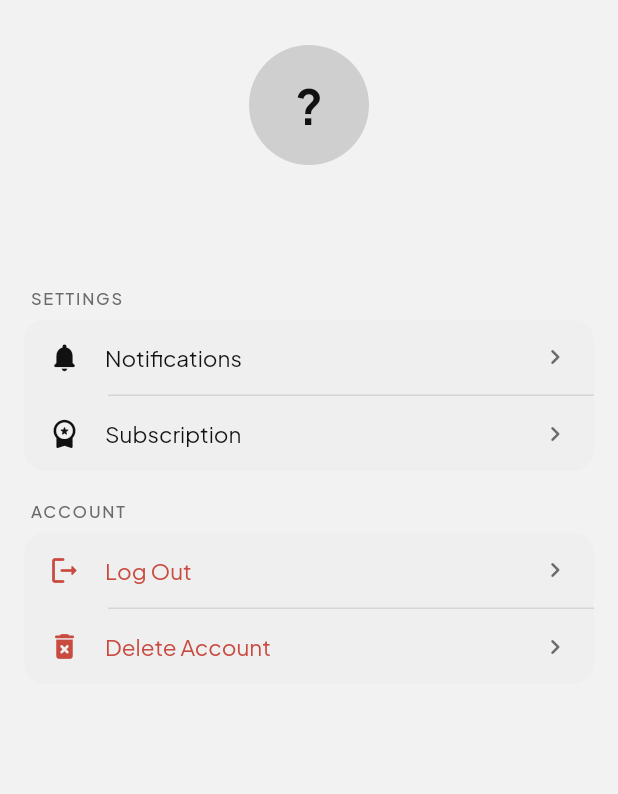
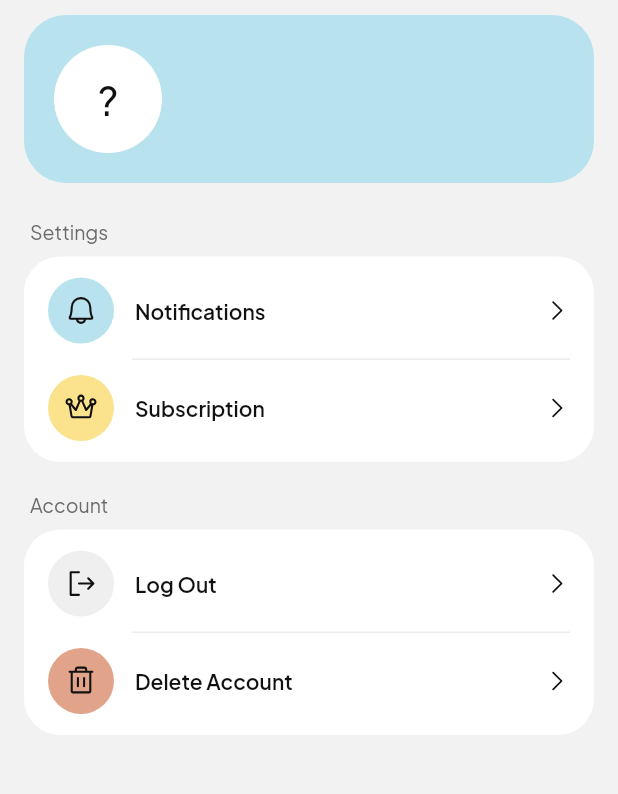
Before and after one commit to Easwar03-cmd/Fitcore, a Flutter app: the SubscriptionScreen screen opened by its route, after a tap on an icon or button, on a phone screen of 412 x 824 dp, the part 81-875 px from its top. Run offline on Flutter 3.47's test engine with Material 3 defaults, Android fonts, the phone set to English and light mode, and no system bars; our stand-ins replace connectivity_plus, dio, drift, drift_flutter, file_picker, firebase_analytics and 25 more; missing offline and left inert: health, image_picker_android, image_picker_platform_interface, mobile_scanner; accounts and stored records are empty; generated files the repository leaves out were written again; statements that could not run were skipped.

Commit message:
feat(ui): profile, notifications, subscription, paywall
Co-Authored-By: Claude Sonnet 5.5 <noreply@anthropic.com>

```diff
--- a/apps/mobile/lib/features/settings/screens/profile_screen.dart
+++ b/apps/mobile/lib/features/settings/screens/profile_screen.dart
@@ -1,11 +1,14 @@
 import 'package:flutter/material.dart';
 import 'package:flutter_riverpod/flutter_riverpod.dart';
 import 'package:go_router/go_router.dart';
+import 'package:phosphor_flutter/phosphor_flutter.dart';
 
 import '../../../constants/app_routes.dart';
 import '../../../core/theme/app_colors.dart';
+import '../../../core/theme/app_text_styles.dart';
+import '../../../core/widgets/page_app_bar.dart';
+import '../../../core/widgets/pastel_card.dart';
 import '../../auth/providers/auth_provider.dart';
-import '../../../core/widgets/page_app_bar.dart';
 
 class ProfileScreen extends ConsumerWidget {
   const ProfileScreen({super.key});
@@ -23,23 +26,29 @@ class ProfileScreen extends ConsumerWidget {
     return Scaffold(
       appBar: const PageAppBar(title: 'Profile'),
       body: ListView(
-        padding: const EdgeInsets.fromLTRB(16, 20, 16, 40),
+        padding: const EdgeInsets.fromLTRB(16, 0, 16, 40),
         children: [
           // ── Avatar header ─────────────────────────────────────────────
-          _AvatarHeader(initial: initial, user: user),
-          const SizedBox(height: 28),
+          _AvatarHeader(
+            initial: initial,
+            name: user?.name ?? '',
+            email: user?.email ?? '',
+          ),
+          const SizedBox(height: 24),
 
           // ── Settings group ────────────────────────────────────────────
           const _GroupLabel('Settings'),
           _SettingsCard(
             items: [
               _TileData(
-                icon: Icons.notifications_rounded,
+                icon: PhosphorIconsRegular.bell,
+                tint: PastelTint.sky,
                 label: 'Notifications',
                 onTap: () => context.push(AppRoutes.notificationPrefs),
               ),
               _TileData(
-                icon: Icons.workspace_premium_rounded,
+                icon: PhosphorIconsRegular.crown,
+                tint: PastelTint.butter,
                 label: 'Subscription',
                 onTap: () => context.push(AppRoutes.subscription),
               ),
@@ -52,15 +61,15 @@ class ProfileScreen extends ConsumerWidget {
           _SettingsCard(
             items: [
               _TileData(
-                icon: Icons.logout_rounded,
+                icon: PhosphorIconsRegular.signOut,
+                tint: PastelTint.grey,
                 label: 'Log Out',
-                color: AppColors.error,
                 onTap: isLoading ? null : () => _confirmLogout(context, ref),
               ),
               _TileData(
-                icon: Icons.delete_forever_rounded,
+                icon: PhosphorIconsRegular.trash,
+                tint: PastelTint.salmon,
                 label: 'Delete Account',
-                color: AppColors.error,
                 onTap: isLoading ? null : () => _confirmDelete(context, ref),
               ),
             ],
@@ -106,7 +115,7 @@ class ProfileScreen extends ConsumerWidget {
               ref.read(authProvider.notifier).logout();
             },
             child: const Text('Log Out',
-                style: TextStyle(color: AppColors.error)),
+                style: TextStyle(color: AppColors.coralText)),
           ),
         ],
       ),
@@ -114,46 +123,56 @@ class ProfileScreen extends ConsumerWidget {
   }
 }
 
-// ── Avatar header ─────────────────────────────────────────────────────────────
+// ── Avatar header (sky card) ──────────────────────────────────────────────────
 
 class _AvatarHeader extends StatelessWidget {
-  const _AvatarHeader({required this.initial, required this.user});
+  const _AvatarHeader({
+    required this.initial,
+    required this.name,
+    required this.email,
+  });
 
   final String initial;
-  final dynamic user;
+  final String name;
+  final String email;
 
   @override
   Widget build(BuildContext context) {
-    return Column(
+    return PastelCard(
+      tint: PastelTint.sky,
+      radius: 28,
+      padding: const EdgeInsets.all(20),
+      semanticLabel: '$name, $email',
+      child: Row(
         children: [
-        CircleAvatar(
-          radius: 40,
-          backgroundColor: AppColors.primary.withAlpha(40),
-          child: Text(
-            initial,
-            style: const TextStyle(
-              fontSize: 32,
-              fontWeight: FontWeight.w700,
-              color: AppColors.primary,
+          Container(
+            width: 72,
+            height: 72,
+            alignment: Alignment.center,
+            decoration: const BoxDecoration(
+                color: Colors.white, shape: BoxShape.circle),
+            child: Text(initial, style: AppTextStyles.title),
           ),
-          ),
-        ),
-        const SizedBox(height: 12),
-        Text(
-          user?.name ?? '',
-          style: Theme.of(context)
-              .textTheme
-              .titleLarge
-              ?.copyWith(fontWeight: FontWeight.w700),
-        ),
+          const SizedBox(width: 16),
+          Expanded(
+            child: Column(
+              crossAxisAlignment: CrossAxisAlignment.start,
+              children: [
+                Text(name,
+                    maxLines: 1,
+                    overflow: TextOverflow.ellipsis,
+                    style: AppTextStyles.metricM),
                 const SizedBox(height: 4),
-        Text(
-          user?.email ?? '',
-          style: Theme.of(context).textTheme.bodySmall?.copyWith(
-                color: Theme.of(context).colorScheme.onSurfaceVariant,
+                Text(email,
+                    maxLines: 1,
+                    overflow: TextOverflow.ellipsis,
+                    style:
+                        AppTextStyles.caption.copyWith(color: AppColors.ink)),
+              ],
             ),
           ),
         ],
+      ),
     );
   }
 }
@@ -168,34 +187,28 @@ class _GroupLabel extends StatelessWidget {
   Widget build(BuildContext context) {
     return Padding(
       padding: const EdgeInsets.only(left: 4, bottom: 8),
-      child: Text(
-        text.toUpperCase(),
-        style: Theme.of(context).textTheme.labelSmall?.copyWith(
-              color: Theme.of(context).colorScheme.onSurfaceVariant,
-              letterSpacing: 1.2,
-              fontWeight: FontWeight.w600,
-            ),
+      child: Semantics(
+        header: true,
+        child: Text(text, style: AppTextStyles.caption.copyWith(fontSize: 13)),
       ),
     );
   }
 }
-
-// ── Theme toggle card ─────────────────────────────────────────────────────────
 
 // ── Grouped card ──────────────────────────────────────────────────────────────
 
 class _TileData {
   const _TileData({
     required this.icon,
+    required this.tint,
     required this.label,
     required this.onTap,
-    this.color,
   });
 
   final IconData icon;
+  final PastelTint tint;
   final String label;
   final VoidCallback? onTap;
-  final Color? color;
 }
 
 class _SettingsCard extends StatelessWidget {
@@ -204,24 +217,16 @@ class _SettingsCard extends StatelessWidget {
 
   @override
   Widget build(BuildContext context) {
-    final cs = Theme.of(context).colorScheme;
-    return ClipRRect(
-      borderRadius: BorderRadius.circular(14),
-      child: Material(
-        color: cs.surfaceContainerHighest,
+    return PastelCard(
+      radius: 24,
+      padding: const EdgeInsets.symmetric(vertical: 4),
       child: Column(
         children: [
           for (var i = 0; i < items.length; i++) ...[
             _SettingsTile(data: items[i]),
-              if (i < items.length - 1)
-                Divider(
-                  height: 1,
-                  indent: 56,
-                  color: cs.outline.withAlpha(50),
-                ),
+            if (i < items.length - 1) const Divider(indent: 72, endIndent: 16),
           ],
         ],
-        ),
       ),
     );
   }
@@ -320,32 +325,33 @@ class _SettingsTile extends StatelessWidget {
 
   @override
   Widget build(BuildContext context) {
-    final cs = Theme.of(context).colorScheme;
-    final color = data.color ?? cs.onSurface;
-    return InkWell(
+    return Semantics(
+      button: true,
+      enabled: data.onTap != null,
+      label: data.label,
+      child: InkWell(
         onTap: data.onTap,
+        child: ConstrainedBox(
+          constraints: const BoxConstraints(minHeight: 64),
           child: Padding(
-        padding: const EdgeInsets.symmetric(horizontal: 16, vertical: 14),
+            padding: const EdgeInsets.symmetric(horizontal: 16, vertical: 8),
             child: Row(
               children: [
-            Icon(data.icon, color: color, size: 22),
-            const SizedBox(width: 16),
+                Container(
+                  width: 44,
+                  height: 44,
+                  decoration: BoxDecoration(
+                      color: data.tint.color, shape: BoxShape.circle),
+                  child: Icon(data.icon, size: 22),
+                ),
+                const SizedBox(width: 14),
                 Expanded(
-              child: Text(
-                data.label,
-                style: TextStyle(
-                  color: color,
-                  fontSize: 15,
-                  fontWeight: FontWeight.w500,
+                  child: Text(data.label, style: AppTextStyles.bodyStrong),
+                ),
+                const Icon(PhosphorIconsRegular.caretRight, size: 18),
+              ],
             ),
           ),
-            ),
-            Icon(
-              Icons.chevron_right_rounded,
-              color: cs.onSurfaceVariant,
-              size: 20,
-            ),
-          ],
         ),
       ),
     );
--- a/apps/mobile/lib/features/subscription/screens/subscription_screen.dart
+++ b/apps/mobile/lib/features/subscription/screens/subscription_screen.dart
@@ -1,3 +1,8 @@
+import 'package:phosphor_flutter/phosphor_flutter.dart';
+import '../../../core/theme/app_colors.dart';
+import '../../../core/theme/app_text_styles.dart';
+import '../../../core/widgets/pastel_card.dart';
+import '../../../core/widgets/pastel_chip.dart';
 import 'dart:io';
 
 import 'package:flutter/material.dart';
@@ -123,10 +128,6 @@ class _SubscriptionScreenState extends ConsumerState<SubscriptionScreen>
               FilledButton.icon(
                 icon: const Icon(Icons.workspace_premium_rounded),
                 label: const Text('Upgrade to Pro'),
-                style: FilledButton.styleFrom(
-                  padding: const EdgeInsets.symmetric(vertical: 14),
-                  backgroundColor: const Color(0xFF6C63FF),
-                ),
                 onPressed: () => context.push(AppRoutes.paywall),
               ),
               const SizedBox(height: 12),
@@ -198,53 +199,41 @@ class _PlanBadge extends StatelessWidget {
 
   @override
   Widget build(BuildContext context) {
-    final cs = Theme.of(context).colorScheme;
-    final tt = Theme.of(context).textTheme;
-
-    final (label, color) = switch (sub.tier) {
-      'pro' => ('Pro', const Color(0xFF6C63FF)),
-      'coach' => ('Coach', const Color(0xFFFF6B35)),
-      _ => ('Free', cs.outline),
+    final (label, tint) = switch (sub.tier) {
+      'pro' => ('Pro', PastelTint.sky),
+      'coach' => ('Coach', PastelTint.butter),
+      _ => ('Free', PastelTint.grey),
     };
 
-    return Container(
-      padding: const EdgeInsets.symmetric(horizontal: 20, vertical: 20),
-      decoration: BoxDecoration(
-        color: color.withValues(alpha: 0.1),
-        border: Border.all(color: color.withValues(alpha: 0.4), width: 1.5),
-        borderRadius: BorderRadius.circular(16),
-      ),
+    return PastelCard(
+      tint: tint,
+      radius: 28,
+      padding: const EdgeInsets.all(20),
+      semanticLabel: 'Current plan: $label${sub.isPaid ? ', active' : ''}',
+      child: ExcludeSemantics(
         child: Row(
           children: [
-          Icon(Icons.workspace_premium_rounded, color: color, size: 36),
+            Container(
+              width: 56,
+              height: 56,
+              decoration: const BoxDecoration(
+                  color: Colors.white, shape: BoxShape.circle),
+              child: const Icon(PhosphorIconsRegular.crown, size: 28),
+            ),
             const SizedBox(width: 16),
             Column(
               crossAxisAlignment: CrossAxisAlignment.start,
               children: [
                 Text('Current plan',
-                  style: tt.bodySmall
-                      ?.copyWith(color: cs.onSurface.withValues(alpha: 0.5))),
-              Text(label,
-                  style: tt.headlineSmall?.copyWith(
-                      fontWeight: FontWeight.w800, color: color)),
+                    style: AppTextStyles.caption
+                        .copyWith(color: AppColors.ink)),
+                Text(label, style: AppTextStyles.title),
               ],
             ),
             const Spacer(),
-          if (sub.isPaid)
-            Container(
-              padding:
-                  const EdgeInsets.symmetric(horizontal: 10, vertical: 4),
-              decoration: BoxDecoration(
-                color: Colors.green.withValues(alpha: 0.15),
-                borderRadius: BorderRadius.circular(20),
+            if (sub.isPaid) const PastelChip(label: 'Active', filled: true),
+          ],
         ),
-              child: const Text('Active',
-                  style: TextStyle(
-                      color: Colors.green,
-                      fontSize: 12,
-                      fontWeight: FontWeight.w700)),
-            ),
-        ],
       ),
     );
   }
@@ -286,9 +275,6 @@ class _FeatureSummary extends StatelessWidget {
 
   @override
   Widget build(BuildContext context) {
-    final cs = Theme.of(context).colorScheme;
-    final tt = Theme.of(context).textTheme;
-
     final features = sub.isPaid
         ? [
             'Ad-free experience',
@@ -300,28 +286,28 @@ class _FeatureSummary extends StatelessWidget {
           ]
         : ['Calorie & macro tracking', 'Workout logging', 'Contains ads'];
 
-    return Container(
-      padding: const EdgeInsets.all(16),
-      decoration: BoxDecoration(
-        color: cs.surfaceContainerHighest.withValues(alpha: 0.4),
-        borderRadius: BorderRadius.circular(12),
-      ),
+    return PastelCard(
+      radius: 28,
+      padding: const EdgeInsets.all(18),
       child: Column(
         crossAxisAlignment: CrossAxisAlignment.start,
         children: [
-          Text('Included features',
-              style: tt.labelMedium
-                  ?.copyWith(color: cs.onSurface.withValues(alpha: 0.5))),
-          const SizedBox(height: 10),
+          Text('Included features', style: AppTextStyles.heading),
+          const SizedBox(height: 12),
           for (final f in features)
             Padding(
-              padding: const EdgeInsets.only(bottom: 6),
+              padding: const EdgeInsets.only(bottom: 10),
               child: Row(
                 children: [
-                  Icon(Icons.check_circle_rounded,
-                      size: 16, color: cs.primary),
-                  const SizedBox(width: 8),
-                  Text(f, style: tt.bodyMedium),
+                  Container(
+                    width: 24,
+                    height: 24,
+                    decoration: const BoxDecoration(
+                        color: AppColors.lime, shape: BoxShape.circle),
+                    child: const Icon(PhosphorIconsBold.check, size: 14),
+                  ),
+                  const SizedBox(width: 12),
+                  Expanded(child: Text(f, style: AppTextStyles.body)),
                 ],
               ),
             ),
```
Also changed, not shown: apps/mobile/lib/features/settings/screens/notification_preferences_screen.dart (+15 -15 lines), apps/mobile/lib/features/subscription/screens/paywall_screen.dart (+95 -132 lines). Lines whose indentation alone changed are shown as unchanged.
